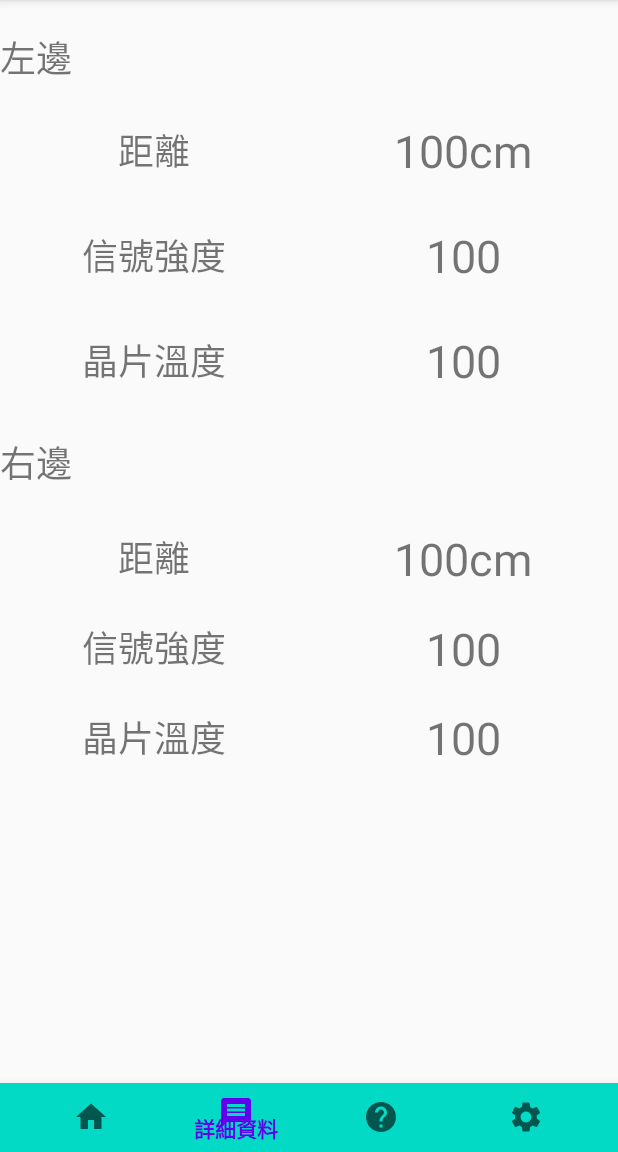
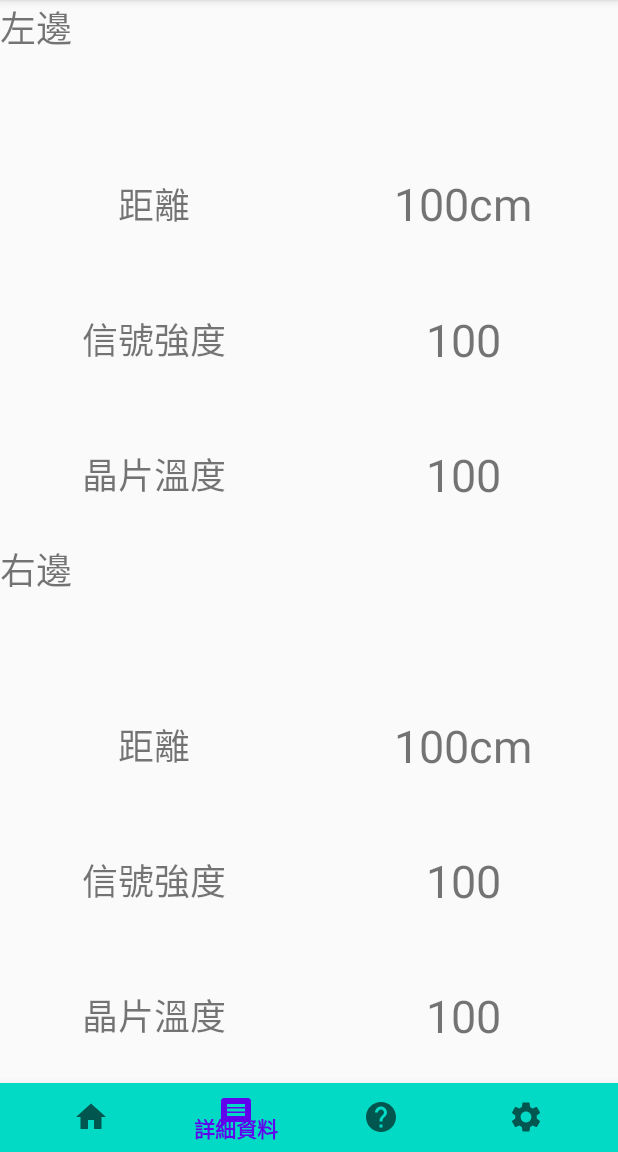
Before and after one commit to A060E105/KSU_Project, an Android app: the screen it shows after launch (MainActivity), item 2 of the bottom bar chosen, on a phone screen of 412 x 824 dp, the part 84-1236 px from its top. Run offline under Robolectric (Android 15) with nearby library versions, the phone set to English and light mode, and no system bars; our stand-ins replace ButterKnife.

Commit message:
[Android] 修改fragment_home和fragment_message.xml,藍芽功能開發進度，查詢已經與本機配對的裝置

```diff
--- a/Android/app/src/main/java/com/example/tfminiplusapp/MainActivity.java
+++ b/Android/app/src/main/java/com/example/tfminiplusapp/MainActivity.java
@@ -1,34 +1,31 @@
 package com.example.tfminiplusapp;
 
 import androidx.annotation.NonNull;
-import androidx.appcompat.app.ActionBarDrawerToggle;
 import androidx.appcompat.app.AppCompatActivity;
 
-import android.app.Activity;
+import android.annotation.SuppressLint;
+import android.bluetooth.BluetoothAdapter;
+import android.bluetooth.BluetoothDevice;
 import android.content.Intent;
 import android.os.Bundle;
-import android.view.LayoutInflater;
+import android.util.Log;
 import android.view.MenuItem;
-import android.view.View;
-import android.view.ViewGroup;
-import android.widget.GridLayout;
 import android.widget.Toast;
-import androidx.appcompat.widget.Toolbar;
 
-import androidx.core.view.GravityCompat;
-import androidx.drawerlayout.widget.DrawerLayout;
 import androidx.fragment.app.Fragment;
 import androidx.fragment.app.FragmentManager;
 import butterknife.BindView;
 
-import com.example.tfminiplusapp.R;
 import com.google.android.material.bottomnavigation.BottomNavigationView;
+
+import java.util.Set;
 
 import static android.widget.Toast.LENGTH_SHORT;
 
 
 public class MainActivity extends AppCompatActivity {
 
+    private static final int REQUEST_ENABLE_BT = 1;
     final Fragment fragment_home = new Fragment_home();
     final Fragment fragment_message = new Fragment_message();
     final Fragment fragment_help = new Fragment_help();
@@ -42,6 +39,7 @@ public class MainActivity extends AppCompatActivity {
         setContentView(R.layout.activity_main);
 
        initFragment();
+       bluefunction();
     }
 
     private void initFragment() {
@@ -84,7 +82,42 @@ public class MainActivity extends AppCompatActivity {
         });
     }
 
+    @SuppressLint("LongLogTag")
+    public void bluefunction() {
 
+        BluetoothAdapter mBluetoothAdapter = BluetoothAdapter.getDefaultAdapter();
+
+        // 驗證是否有藍芽裝置
+        if (mBluetoothAdapter == null) {
+            // device doesn't support Bluetooth
+            Log.d("Bluetooth", "device doesn't support Bluetooth");
+        } else {
+            // device does support Bluetooth
+            Log.d("Bluetooth", "device does support Bluetooth");
+        }
+
+        // 檢查藍芽裝置是否已經開啟，如果沒有開啟，彈出對話方塊讓使用者選擇開啟
+        if (!mBluetoothAdapter.isEnabled()) {
+            Intent enableBtIntent = new Intent(BluetoothAdapter.ACTION_REQUEST_ENABLE);
+            startActivityForResult(enableBtIntent, REQUEST_ENABLE_BT);
+        }
+
+        // 搜尋裝置，查詢已經與本機配對的裝置
+        Set<BluetoothDevice> pairedDevices = mBluetoothAdapter.getBondedDevices();
+
+        if (pairedDevices.size() > 0) {
+            Log.d("BluetoothDevice", "get Bonded Devices");
+            for (BluetoothDevice device : pairedDevices) {
+                String deviceName = device.getName();
+                String deviceMACAddress = device.getAddress();
+
+                Log.d("BluetoothDevice name", deviceName);
+                Log.d("BluetoothDevice MAC Address", deviceMACAddress);
+            }
+        } else {
+            Log.d("BluetoothDevice", "not get Bonded Devices");
+        }
+    }
 
 
 }
--- a/Android/app/src/main/res/layout/fragment_home.xml
+++ b/Android/app/src/main/res/layout/fragment_home.xml
@@ -24,8 +24,9 @@
             android:layout_height="match_parent"
             android:layout_marginRight="4dp"
             android:layout_weight="1"
+            android:textSize="90dp"
             android:background="@color/colorNormal"
-            android:text="Button" />
+            android:text="100\nCM" />
 
         <Button
             android:id="@+id/button2"
@@ -34,7 +35,8 @@
             android:layout_marginLeft="4dp"
             android:layout_weight="1"
             android:background="@color/colorNormal"
-            android:text="Button" />
+            android:textSize="90dp"
+            android:text="150\nCM" />
 
     </LinearLayout>
 
--- a/Android/app/src/main/res/layout/fragment_message.xml
+++ b/Android/app/src/main/res/layout/fragment_message.xml
@@ -10,11 +10,17 @@
     <LinearLayout
         android:layout_width="match_parent"
         android:layout_height="match_parent"
-        android:orientation="horizontal"
+        android:orientation="vertical"
         app:layout_constraintBottom_toBottomOf="parent"
         app:layout_constraintEnd_toEndOf="parent"
         app:layout_constraintStart_toStartOf="parent"
         app:layout_constraintTop_toTopOf="parent">
+
+        <LinearLayout
+            android:layout_width="match_parent"
+            android:layout_height="match_parent"
+            android:layout_weight="1"
+            android:orientation="horizontal">
 
             <LinearLayout
                 android:layout_width="match_parent"
@@ -25,83 +31,36 @@
                 <TextView
                     android:id="@+id/tv_1"
                     android:layout_width="match_parent"
-                android:layout_height="30dp"
-                android:layout_marginTop="20dp"
+                    android:layout_height="match_parent"
                     android:text="左邊"
+                    android:layout_weight="1"
                     android:textSize="24sp" />
 
                 <TextView
                     android:id="@+id/tv_2"
                     android:layout_width="match_parent"
-                android:layout_height="40dp"
-                android:layout_marginTop="30dp"
+                    android:layout_height="match_parent"
                     android:gravity="center"
                     android:text="距離"
+                    android:layout_weight="1"
                     android:textSize="24sp" />
 
                 <TextView
                     android:id="@+id/tv_3"
                     android:layout_width="match_parent"
-                android:layout_height="40dp"
-                android:layout_marginTop="30dp"
+                    android:layout_height="match_parent"
                     android:gravity="center"
                     android:text="信號強度"
+                    android:layout_weight="1"
                     android:textSize="24sp" />
 
                 <TextView
                     android:id="@+id/tv_4"
                     android:layout_width="match_parent"
-                android:layout_height="40dp"
-                android:layout_marginTop="30dp"
+                    android:layout_height="match_parent"
                     android:gravity="center"
                     android:text="晶片溫度"
-                android:textSize="24sp" />
-
-            <Space
-                android:layout_width="match_parent"
-                android:layout_height="30dp" />
-
-            <TextView
-                android:id="@+id/tv_5"
-                android:layout_width="match_parent"
-                android:layout_height="30dp"
-                android:text="右邊"
-                android:textSize="24sp" />
-
-            <Space
-                android:layout_width="match_parent"
-                android:layout_height="31dp" />
-
-            <TextView
-                android:id="@+id/tv_6"
-                android:layout_width="match_parent"
-                android:layout_height="40dp"
-                android:gravity="center"
-                android:text="距離"
-                android:textSize="24sp" />
-
-            <Space
-                android:layout_width="match_parent"
-                android:layout_height="20dp" />
-
-            <TextView
-                android:id="@+id/tv_7"
-                android:layout_width="match_parent"
-                android:layout_height="40dp"
-                android:gravity="center"
-                android:text="信號強度"
-                android:textSize="24sp" />
-
-            <Space
-                android:layout_width="match_parent"
-                android:layout_height="20dp" />
-
-            <TextView
-                android:id="@+id/tv_8"
-                android:layout_width="match_parent"
-                android:layout_height="40dp"
-                android:gravity="center"
-                android:text="晶片溫度"
+                    android:layout_weight="1"
                     android:textSize="24sp" />
 
             </LinearLayout>
@@ -112,76 +71,132 @@
                 android:layout_weight="1"
                 android:orientation="vertical">
 
+                <Space
+                    android:layout_width="match_parent"
+                    android:layout_height="match_parent"
+                    android:layout_weight="1" />
+
                 <TextView
                     android:id="@+id/tv_9"
                     android:layout_width="match_parent"
-                android:layout_height="40dp"
-                android:layout_marginTop="80dp"
+                    android:layout_height="match_parent"
+                    android:layout_weight="1"
                     android:gravity="center"
                     android:text="100cm"
                     android:textAllCaps="false"
                     android:textSize="30sp" />
 
-            <Space
-                android:layout_width="match_parent"
-                android:layout_height="30dp" />
-
                 <TextView
                     android:id="@+id/tv_10"
                     android:layout_width="match_parent"
-                android:layout_height="40dp"
+                    android:layout_height="match_parent"
                     android:gravity="center"
                     android:text="100"
+                    android:layout_weight="1"
                     android:textSize="30sp" />
-
-            <Space
-                android:layout_width="match_parent"
-                android:layout_height="30dp" />
 
                 <TextView
                     android:id="@+id/tv_11"
                     android:layout_width="match_parent"
-                android:layout_height="40dp"
+                    android:layout_height="match_parent"
                     android:gravity="center"
+                    android:layout_weight="1"
                     android:text="100"
                     android:textSize="30sp" />
 
+            </LinearLayout>
+
+        </LinearLayout>
+
+        <LinearLayout
+            android:layout_width="match_parent"
+            android:layout_height="match_parent"
+            android:layout_weight="1"
+            android:orientation="horizontal">
+
+            <LinearLayout
+                android:layout_width="match_parent"
+                android:layout_height="match_parent"
+                android:layout_weight="1"
+                android:orientation="vertical">
+
+                <TextView
+                    android:id="@+id/tv_5"
+                    android:layout_width="match_parent"
+                    android:layout_height="match_parent"
+                    android:text="右邊"
+                    android:layout_weight="1"
+                    android:textSize="24sp" />
+
+                <TextView
+                    android:id="@+id/tv_6"
+                    android:layout_width="match_parent"
+                    android:layout_height="match_parent"
+                    android:gravity="center"
+                    android:text="距離"
+                    android:layout_weight="1"
+                    android:textSize="24sp" />
+
+                <TextView
+                    android:id="@+id/tv_7"
+                    android:layout_width="match_parent"
+                    android:layout_height="match_parent"
+                    android:gravity="center"
+                    android:text="信號強度"
+                    android:layout_weight="1"
+                    android:textSize="24sp" />
+
+                <TextView
+                    android:id="@+id/tv_8"
+                    android:layout_width="match_parent"
+                    android:layout_height="match_parent"
+                    android:gravity="center"
+                    android:text="晶片溫度"
+                    android:layout_weight="1"
+                    android:textSize="24sp" />
+
+            </LinearLayout>
+
+            <LinearLayout
+                android:layout_width="match_parent"
+                android:layout_height="match_parent"
+                android:layout_weight="1"
+                android:orientation="vertical">
+
                 <Space
                     android:layout_width="match_parent"
-                android:layout_height="92dp" />
+                    android:layout_height="match_parent"
+                    android:layout_weight="1" />
 
                 <TextView
                     android:id="@+id/tv_12"
                     android:layout_width="match_parent"
-                android:layout_height="40dp"
+                    android:layout_height="match_parent"
                     android:gravity="center"
                     android:text="100cm"
+                    android:layout_weight="1"
                     android:textSize="30sp" />
-
-            <Space
-                android:layout_width="match_parent"
-                android:layout_height="20dp" />
 
                 <TextView
                     android:id="@+id/tv_13"
                     android:layout_width="match_parent"
-                android:layout_height="40dp"
+                    android:layout_height="match_parent"
                     android:gravity="center"
                     android:text="100"
+                    android:layout_weight="1"
                     android:textSize="30sp" />
-
-            <Space
-                android:layout_width="match_parent"
-                android:layout_height="19.5dp" />
 
                 <TextView
                     android:id="@+id/tv_14"
                     android:layout_width="match_parent"
-                android:layout_height="40dp"
+                    android:layout_height="match_parent"
                     android:gravity="center"
                     android:text="100"
+                    android:layout_weight="1"
                     android:textSize="30sp" />
+            </LinearLayout>
+        </LinearLayout>
 
     </LinearLayout>
-    </LinearLayout>
+
 </androidx.constraintlayout.widget.ConstraintLayout>
```
Lines whose indentation alone changed are shown as unchanged.
